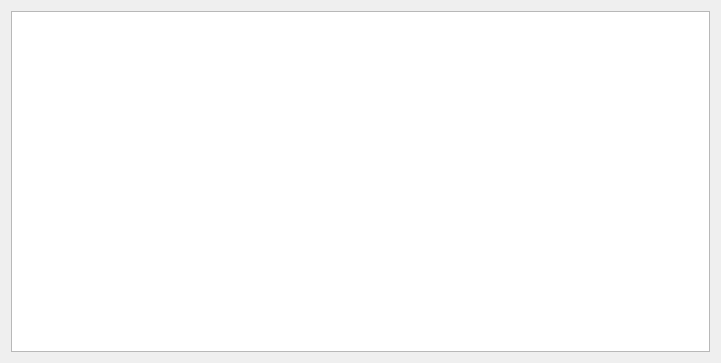
Before: the Qt Designer form iintgui/ui/help.ui in syncope/iint-gui, drawn with Qt 5.
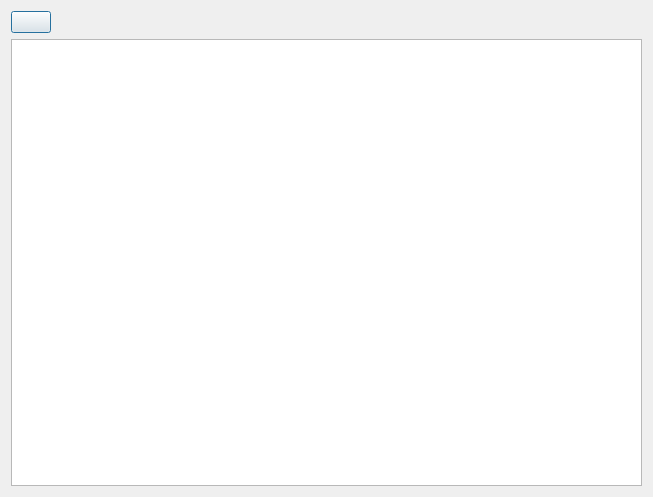
After: the same form once the commit is applied.

Commit message: + finished the help pages, including viewer and navigation; sufficient?

```diff
--- a/iintgui/ui/help.ui
+++ b/iintgui/ui/help.ui
@@ -6,8 +6,8 @@
    <rect>
     <x>0</x>
     <y>0</y>
-    <width>721</width>
-    <height>363</height>
+    <width>653</width>
+    <height>497</height>
    </rect>
   </property>
   <property name="windowTitle">
@@ -15,7 +15,35 @@
   </property>
   <layout class="QGridLayout" name="gridLayout">
    <item row="0" column="0">
-    <widget class="QTextBrowser" name="textBrowser"/>
+    <layout class="QVBoxLayout" name="verticalLayout">
+     <item>
+      <layout class="QHBoxLayout" name="horizontalLayout">
+       <item>
+        <widget class="QPushButton" name="home">
+         <property name="text">
+          <string/>
+         </property>
+        </widget>
+       </item>
+       <item>
+        <spacer name="horizontalSpacer">
+         <property name="orientation">
+          <enum>Qt::Horizontal</enum>
+         </property>
+         <property name="sizeHint" stdset="0">
+          <size>
+           <width>40</width>
+           <height>20</height>
+          </size>
+         </property>
+        </spacer>
+       </item>
+      </layout>
+     </item>
+     <item>
+      <widget class="QTextBrowser" name="textBrowser"/>
+     </item>
+    </layout>
    </item>
   </layout>
  </widget>
```
The commit also changes 11 other files.
